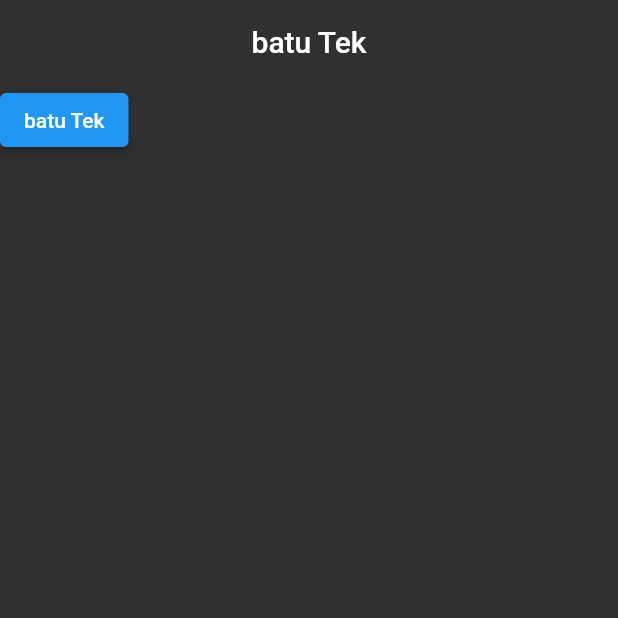
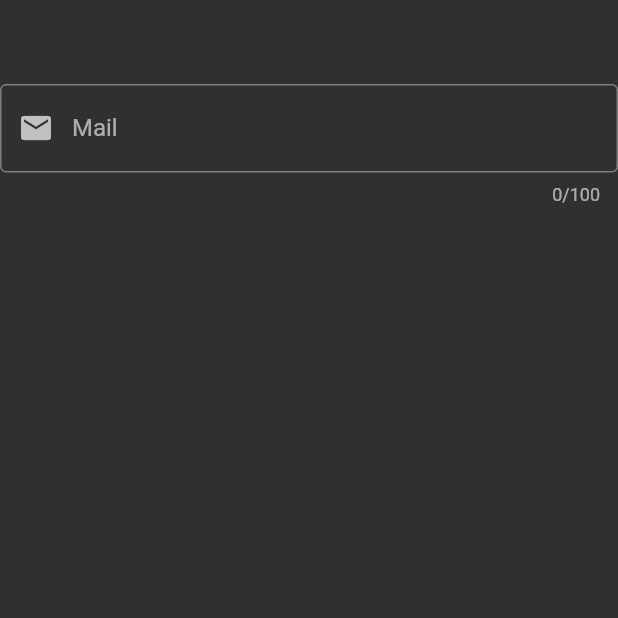
Before and after one commit to batucoban/flutter_ilk_deneme, a Flutter app: the screen it shows after launch, on a phone screen of 412 x 824 dp, the top half of it. Run offline on Flutter 3.47's test engine with Material 2 defaults, Android fonts, the phone set to English and light mode, and no system bars.

Commit message:
text field kullanımı
mail sayfası tasarımı, text field tasarımı

```diff
--- /dev/null
+++ b/lib/01/text_field.dart
@@ -0,0 +1,28 @@
+import 'package:flutter/material.dart';
+
+class TextFieldDeneme extends StatefulWidget {
+  const TextFieldDeneme({super.key});
+
+  @override
+  State<TextFieldDeneme> createState() => _TextFieldDenemeState();
+}
+
+class _TextFieldDenemeState extends State<TextFieldDeneme> {
+  @override
+  Widget build(BuildContext context) {
+    return Scaffold(
+      appBar: AppBar(),
+      body: const TextField(
+        maxLength: 100,
+        keyboardType: TextInputType.emailAddress,
+        autofillHints: [AutofillHints.email],
+        decoration: InputDecoration(
+          prefixIcon: Icon(Icons.mail),
+          border: OutlineInputBorder(),
+          labelText: 'Mail',
+
+        ),
+      ),
+    );
+  }
+}
--- a/lib/main.dart
+++ b/lib/main.dart
@@ -37,6 +37,7 @@ import '01/stack_demo.dart';
 import '01/stateful_life_cycle.dart';
 // ignore: unused_import
 import '01/text_deneme.dart';
+import '01/text_field.dart';
 
 void main() {
   runApp(const MyApp());
@@ -61,7 +62,7 @@ class MyApp extends StatelessWidget {
           elevation: 0
         )
       ),
-      home: const StatefulLifeCycleDeneme(message: 'batu'),
+      home: const TextFieldDeneme(),
     );
   }
 }
```
